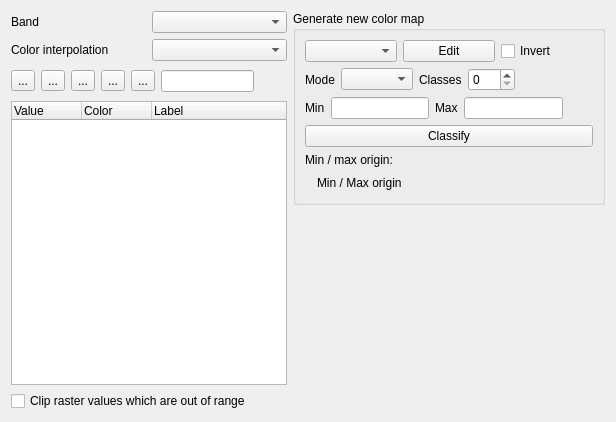
Before: the Qt Designer form src/ui/qgssinglebandpseudocolorrendererwidgetbase.ui in qgis/QGIS, drawn with Qt 5.
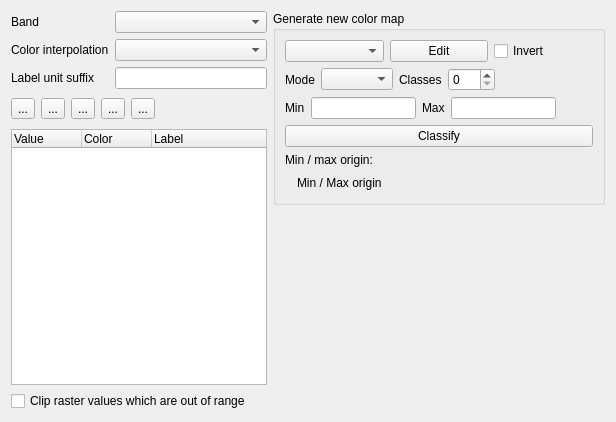
After: the same form once the commit is applied. Icons and pictures are not drawn. Custom widgets are drawn as their Qt base class.

Commit message: Color map label on different line

Patch:
```diff
--- a/src/ui/qgssinglebandpseudocolorrendererwidgetbase.ui
+++ b/src/ui/qgssinglebandpseudocolorrendererwidgetbase.ui
@@ -38,6 +38,16 @@
          </property>
         </widget>
        </item>
+       <item row="2" column="0">
+        <widget class="QLabel" name="mUnitLabel">
+         <property name="text">
+          <string>Label unit suffix</string>
+         </property>
+        </widget>
+       </item>
+       <item row="2" column="1">
+        <widget class="QLineEdit" name="mUnitLineEdit"/>
+       </item>
       </layout>
      </item>
      <item>
@@ -112,13 +122,6 @@
          </property>
         </widget>
        </item>
-       <item>
-        <widget class="QLineEdit" name="mUnitLineEdit">
-         <property name="toolTip">
-          <string>Unit suffix</string>
-         </property>
-        </widget>
-       </item>
        <item>
         <spacer name="horizontalSpacer">
          <property name="orientation">
```
Left out of the diff: 2 changed lines with no effect on the pictures.
